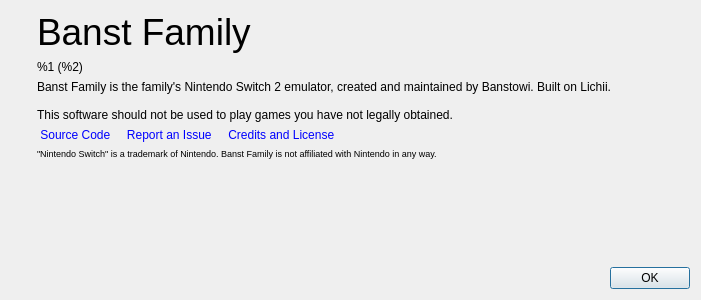
Above: src/lichii/aboutdialog.ui from Banstowi/-glantine--emu-Switch2 before the change. Below: the same form after it.
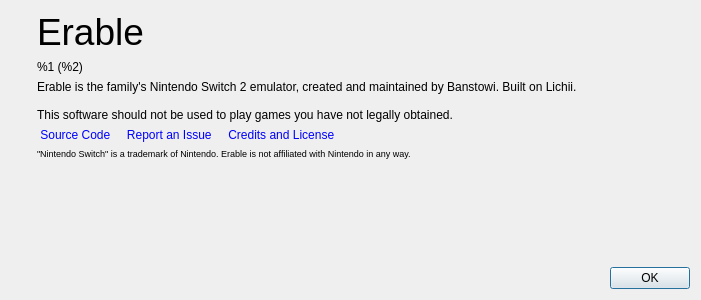
That is the form after the change. Icons and pictures are not drawn.

Commit message: Rename Banst Family to Erable

```diff
--- a/src/lichii/aboutdialog.ui
+++ b/src/lichii/aboutdialog.ui
@@ -69,7 +69,7 @@
           </sizepolicy>
          </property>
          <property name="text">
-          <string>&lt;html&gt;&lt;head/&gt;&lt;body&gt;&lt;p&gt;&lt;span style=&quot; font-size:28pt;&quot;&gt;Banst Family&lt;/span&gt;&lt;/p&gt;&lt;/body&gt;&lt;/html&gt;</string>
+          <string>&lt;html&gt;&lt;head/&gt;&lt;body&gt;&lt;p&gt;&lt;span style=&quot; font-size:28pt;&quot;&gt;Erable&lt;/span&gt;&lt;/p&gt;&lt;/body&gt;&lt;/html&gt;</string>
          </property>
         </widget>
        </item>
@@ -95,7 +95,7 @@
           </sizepolicy>
          </property>
          <property name="text">
-          <string>Banst Family is the family's Nintendo Switch 2 emulator, created and maintained by Banstowi. Built on Lichii.
+          <string>Erable is the family's Nintendo Switch 2 emulator, created and maintained by Banstowi. Built on Lichii.
 
 This software should not be used to play games you have not legally obtained.</string>
          </property>
@@ -126,7 +126,7 @@
           </sizepolicy>
          </property>
          <property name="text">
-          <string>&lt;html&gt;&lt;head/&gt;&lt;body&gt;&lt;p&gt;&lt;span style=&quot; font-size:7pt;&quot;&gt;&amp;quot;Nintendo Switch&amp;quot; is a trademark of Nintendo. Banst Family is not affiliated with Nintendo in any way.&lt;/span&gt;&lt;/p&gt;&lt;/body&gt;&lt;/html&gt;</string>
+          <string>&lt;html&gt;&lt;head/&gt;&lt;body&gt;&lt;p&gt;&lt;span style=&quot; font-size:7pt;&quot;&gt;&amp;quot;Nintendo Switch&amp;quot; is a trademark of Nintendo. Erable is not affiliated with Nintendo in any way.&lt;/span&gt;&lt;/p&gt;&lt;/body&gt;&lt;/html&gt;</string>
          </property>
         </widget>
        </item>
```
Left out of the diff: 2 changed lines with no effect on the pictures. The commit also changes 74 other files.
